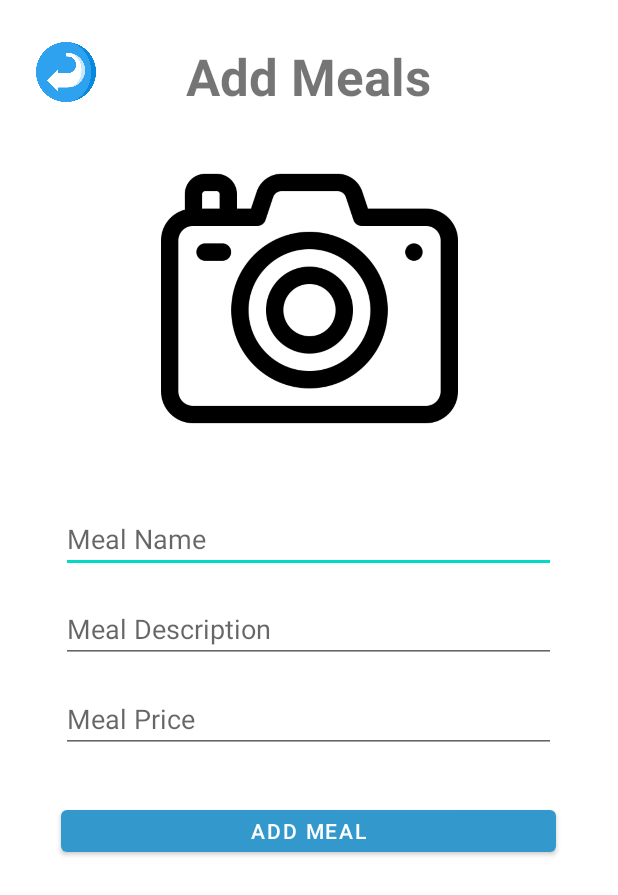
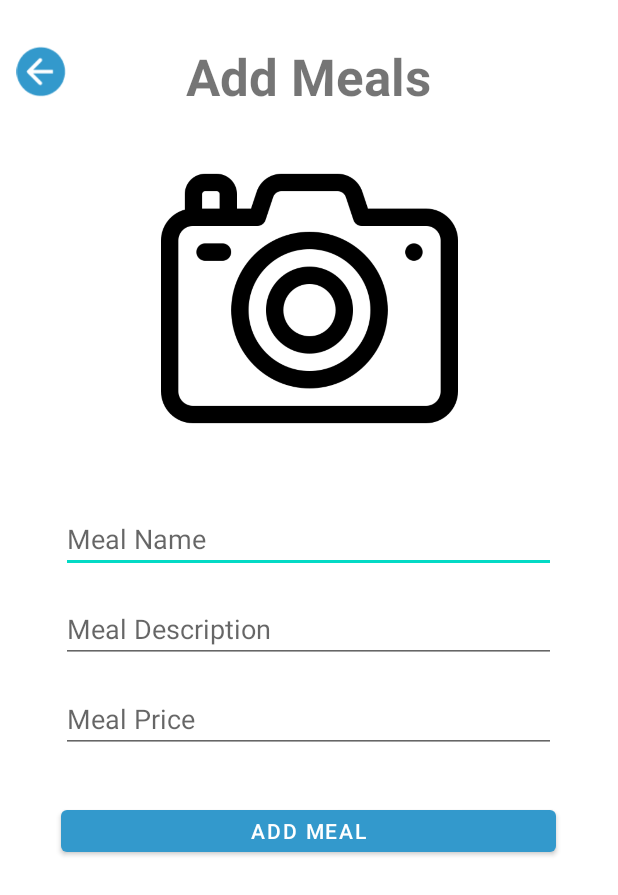
Before and after one commit to Xuan12216/OrdingSystem, an Android app: the AddMeals_activity screen opened directly, with no data from a screen before it, after a tap on "ADD MEAL", on a phone screen of 412 x 824 dp. Shown: the top 895 px of the screen. Run offline under Robolectric (Android 15) with nearby library versions, the light colour scheme and no system bars; our stand-ins replace Firebase (no records; nobody signed in at launch, a user with empty details on screens opened directly).

Commit message:
Add Back button for add meal

```diff
--- a/app/src/main/java/com/example/foodordering/AddMeals_activity.java
+++ b/app/src/main/java/com/example/foodordering/AddMeals_activity.java
@@ -14,6 +14,7 @@ import android.widget.Button;
 import android.widget.EditText;
 import android.widget.ImageView;
 import android.widget.Toast;
+import android.view.View;
 
 import com.google.android.gms.tasks.OnSuccessListener;
 import com.google.android.gms.tasks.Task;
@@ -46,8 +47,8 @@ import java.io.IOException;
 public class AddMeals_activity extends AppCompatActivity {
 
     private String categoryName, description, price, pname, saveCurrentDate, saveCurrentTime;
-    private Button addNewProductButton, backButton;
-    private ImageView inputProductImage;
+    private Button addNewProductButton;
+    private ImageView inputProductImage, backButton;
     private EditText inputProductName, inputProductDescription, inputProductPrice;
     private static final int galleryPick = 1;
     private Uri imageFilePathUri;
@@ -78,6 +79,7 @@ public class AddMeals_activity extends AppCompatActivity {
         productsRef = FirebaseDatabase.getInstance().getReference("Meals"); // product folder in firebase
         sellerRef = FirebaseDatabase.getInstance().getReference("Users"); // user folder in firebase
 
+        backButton = (ImageView) findViewById(R.id.back_button);
         addNewProductButton = (Button) findViewById(R.id.add_product_button);
         inputProductImage = (ImageView) findViewById(R.id.input_image);
         inputProductName = (EditText) findViewById(R.id.input_meal_name);
@@ -94,23 +96,12 @@ public class AddMeals_activity extends AppCompatActivity {
         });
 
         // stop working after add this
-        /*
-        backButton.setOnClickListener((view) -> {
-            finish();
-            break;
+        backButton.setOnClickListener(new View.OnClickListener() {
+            @Override
+            public void onClick(View v) {
+                finish();
+            }
         });
-        */
-        /*
-        public void Onclick(View view){
-            switch (view.getId()){
-                 case R.id.backkey:
-                     finish();
-                     break;
-            }
-        }
-         */
-
-
 
         // get seller user info
         sellerRef.child(FirebaseAuth.getInstance().getCurrentUser().getUid())
--- a/app/src/main/java/com/example/foodordering/Restaurant.java
+++ b/app/src/main/java/com/example/foodordering/Restaurant.java
@@ -42,7 +42,6 @@ public class Restaurant extends AppCompatActivity implements View.OnClickListene
         }
     }
 
-    /*
     public void Onclick(View view){
         switch (view.getId()){
              case R.id.backkey:
@@ -50,6 +49,4 @@ public class Restaurant extends AppCompatActivity implements View.OnClickListene
                  break;
         }
     }
-
-     */
 }
--- a/app/src/main/res/layout/activity_add_meals.xml
+++ b/app/src/main/res/layout/activity_add_meals.xml
@@ -8,13 +8,13 @@
 
     <ImageView
         android:id="@+id/back_button"
-        android:layout_width="40dp"
-        android:layout_height="40dp"
-        android:layout_marginStart="24dp"
-        android:layout_marginTop="28dp"
+        android:layout_width="35dp"
+        android:layout_height="35dp"
+        android:layout_marginStart="10dp"
+        android:layout_marginTop="30dp"
         app:layout_constraintStart_toStartOf="parent"
         app:layout_constraintTop_toTopOf="parent"
-        app:srcCompat="@drawable/back_arrow" />
+        app:srcCompat="@drawable/previous_icon" />
 
     <TextView
         android:id="@+id/text_add_meal"
```
